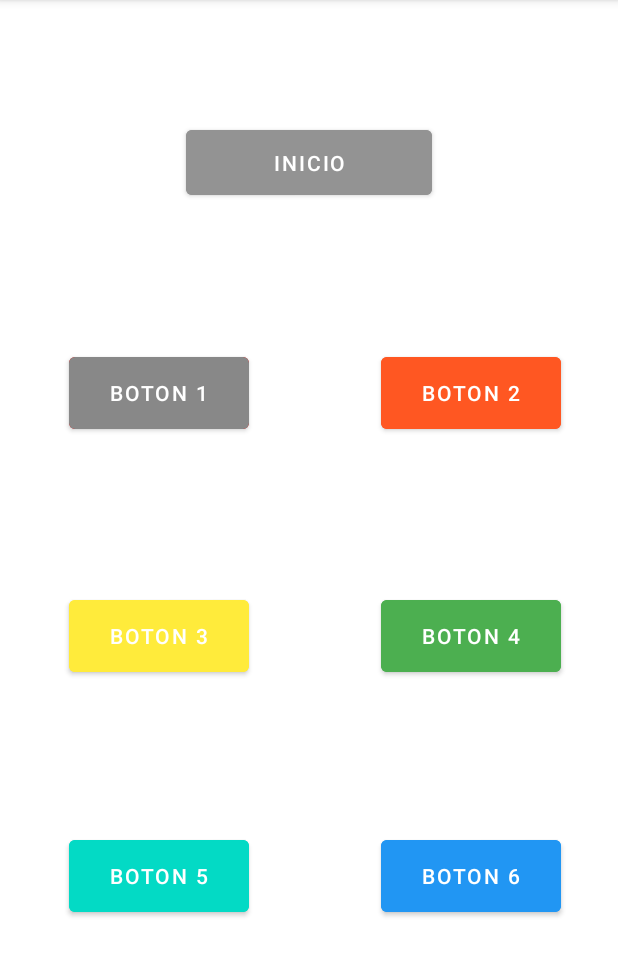
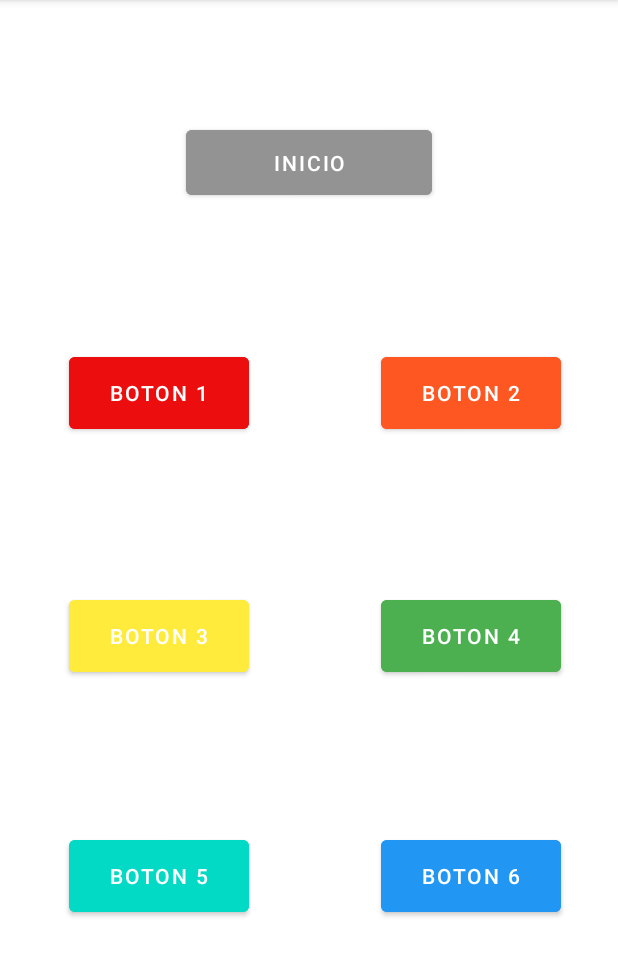
Before and after one commit to alecedur/Labo-Android-2, an Android app: the screen it shows after launch (MainActivity), after a tap on "INICIO", on a phone screen of 412 x 824 dp, the part 84-1060 px from its top. Run offline under Robolectric (Android 15) with nearby library versions, the phone set to English and light mode, and no system bars; 1 statement that could not run was skipped.

Commit message:
updated version

```diff
--- a/app/src/main/java/com/example/labo7/MainActivity.kt
+++ b/app/src/main/java/com/example/labo7/MainActivity.kt
@@ -1,20 +1,27 @@
 package com.example.labo7
 
-import android.content.ContentValues.TAG
 import android.graphics.Color
-import android.media.MediaActionSound
 import android.media.MediaPlayer
 import android.os.Bundle
 import android.os.Handler
-import android.util.Log
+import android.os.Looper
 import android.view.View
 import android.widget.Button
 import androidx.appcompat.app.AppCompatActivity
+import kotlin.random.Random
 
 class MainActivity : AppCompatActivity() {
     override fun onCreate(savedInstanceState: Bundle?) {
         super.onCreate(savedInstanceState)
         setContentView(R.layout.activity_main)
+
+        //lista de patron a revisar
+        val pattern: MutableList<Int> = ArrayList()
+        val userPattern: MutableList<Int> = ArrayList()
+
+        val counter = 0     //este contador lleva
+        val flag_init = 0   //esta bandera indica si se ha presionado el boton
+
         //inicializamos los botones
         val buttonInit = findViewById<Button>(R.id.Inicio)
         val button1 = findViewById<Button>(R.id.boton1)
@@ -23,6 +30,7 @@ class MainActivity : AppCompatActivity() {
         val button4 = findViewById<Button>(R.id.boton4)
         val button5 = findViewById<Button>(R.id.boton5)
         val button6 = findViewById<Button>(R.id.boton6)
+
         //inicializamos la musica
         val music: MutableList<Int> = ArrayList()
         music.add(R.raw.sound_do)
@@ -33,6 +41,7 @@ class MainActivity : AppCompatActivity() {
         music.add(R.raw.sound_la)
         music.add(R.raw.sound_si)
 
+        //habilita todos los botones
         fun hyperEnable(){
             buttonInit.isClickable = true
             button1.isClickable = true
@@ -43,6 +52,7 @@ class MainActivity : AppCompatActivity() {
             button6.isClickable = true
         }
 
+        //deshabilita todos los botones
         fun hyperDisable(){
             buttonInit.isClickable = false
             button1.isClickable = false
@@ -54,15 +64,44 @@ class MainActivity : AppCompatActivity() {
         }
 
         buttonInit.setOnClickListener(View.OnClickListener {
-            //cambiamos el color de uno solo
+            hyperDisable()
+            for (i in 1..4) {
+                val randomNumber: Int = Random.nextInt(6)
+                pattern.add(randomNumber)
+                if (randomNumber==0){
+                    changeColour(button1, randomNumber, music)
+                }
+                if (randomNumber==1){
+                    changeColour(button2, randomNumber, music)
+                }
+                if (randomNumber==2){
+                    changeColour(button3, randomNumber, music)
+                }
+                if (randomNumber==3){
+                    changeColour(button4, randomNumber, music)
+                }
+                if (randomNumber==4){
+                    changeColour(button5, randomNumber, music)
+                }
+                if (randomNumber==5){
+                    changeColour(button6, randomNumber, music)
+                }
+            }
+            hyperEnable()
+
+
+        })
+
+        /*buttonInit.setOnClickListener(View.OnClickListener {
             button1.setBackgroundColor(Color.GRAY)
             playSound(music, 6)
             hyperDisable()
+
             Handler().postDelayed(Runnable { // This method will be executed once the timer is over
                 button1.setBackgroundColor(Color.RED)
                 hyperEnable()
             }, 2000) // set time as per your requirement
-        })
+        })*/
 
         button1.setOnClickListener(View.OnClickListener {
             button1.setBackgroundColor(Color.GRAY)
@@ -118,4 +157,86 @@ class MainActivity : AppCompatActivity() {
         song.start()
     }
 
+    private fun restoreColour(button: Button, counter: Int){
+        if (counter==0){
+            button.setBackgroundColor(Color.RED)
+        }
+        if (counter==1){
+            button.setBackgroundColor(Color.parseColor("#FF5722"))
+        }
+        if (counter==2){
+            button.setBackgroundColor(Color.parseColor("#FFEB3B"))
+        }
+        if (counter==3){
+            button.setBackgroundColor(Color.parseColor("#4CAF50"))
+        }
+        if (counter==4){
+            button.setBackgroundColor(Color.parseColor("#FF03DAC5"))
+        }
+        if (counter==5){
+            button.setBackgroundColor(Color.parseColor("#2196F3"))
+        }
+
+    }
+
+    /*private fun changeColour(button: Button, counter: Int, music: MutableList<Int>){
+        button.setBackgroundColor(Color.GRAY)
+        playSound(music, counter)
+        Handler(Looper.getMainLooper()).postDelayed(Runnable { // This method will be executed once the timer is over
+            if (counter==0){
+                button.setBackgroundColor(Color.RED)
+            }
+            if (counter==1){
+                button.setBackgroundColor(Color.parseColor("#FF5722"))
+            }
+            if (counter==2){
+                button.setBackgroundColor(Color.parseColor("#FFEB3B"))
+            }
+            if (counter==3){
+                button.setBackgroundColor(Color.parseColor("#4CAF50"))
+            }
+            if (counter==4){
+                button.setBackgroundColor(Color.parseColor("#FF03DAC5"))
+            }
+            if (counter==5){
+                button.setBackgroundColor(Color.parseColor("#2196F3"))
+            }
+        }, 2000) // set time as per your requirement
+
+    }
+*/
+    private fun changeColour(button: Button, counter: Int, music: MutableList<Int>) = runBlocking {
+
+        launch {
+            delay(1000L)
+            if (counter==0){
+                button.setBackgroundColor(Color.RED)
+            }
+            if (counter==1){
+                button.setBackgroundColor(Color.parseColor("#FF5722"))
+            }
+            if (counter==2){
+                button.setBackgroundColor(Color.parseColor("#FFEB3B"))
+            }
+            if (counter==3){
+                button.setBackgroundColor(Color.parseColor("#4CAF50"))
+            }
+            if (counter==4){
+                button.setBackgroundColor(Color.parseColor("#FF03DAC5"))
+            }
+            if (counter==5){
+                button.setBackgroundColor(Color.parseColor("#2196F3"))
+            }
+        }
+        button.setBackgroundColor(Color.GRAY)
+        playSound(music, counter)
+    }
+
+    private fun evalPattern(pattern: MutableList<Int>){
+        for (i in 0 until pattern.size) {
+
+        }
+    }
+
+
 }
```
